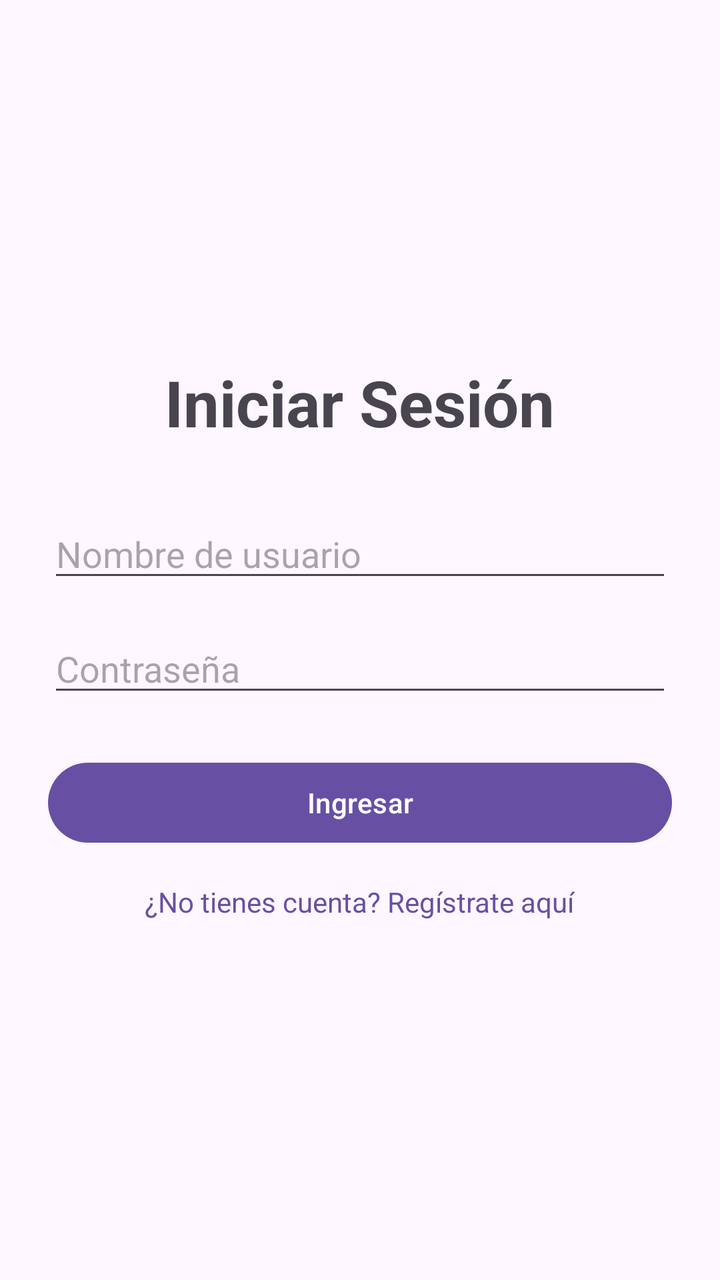
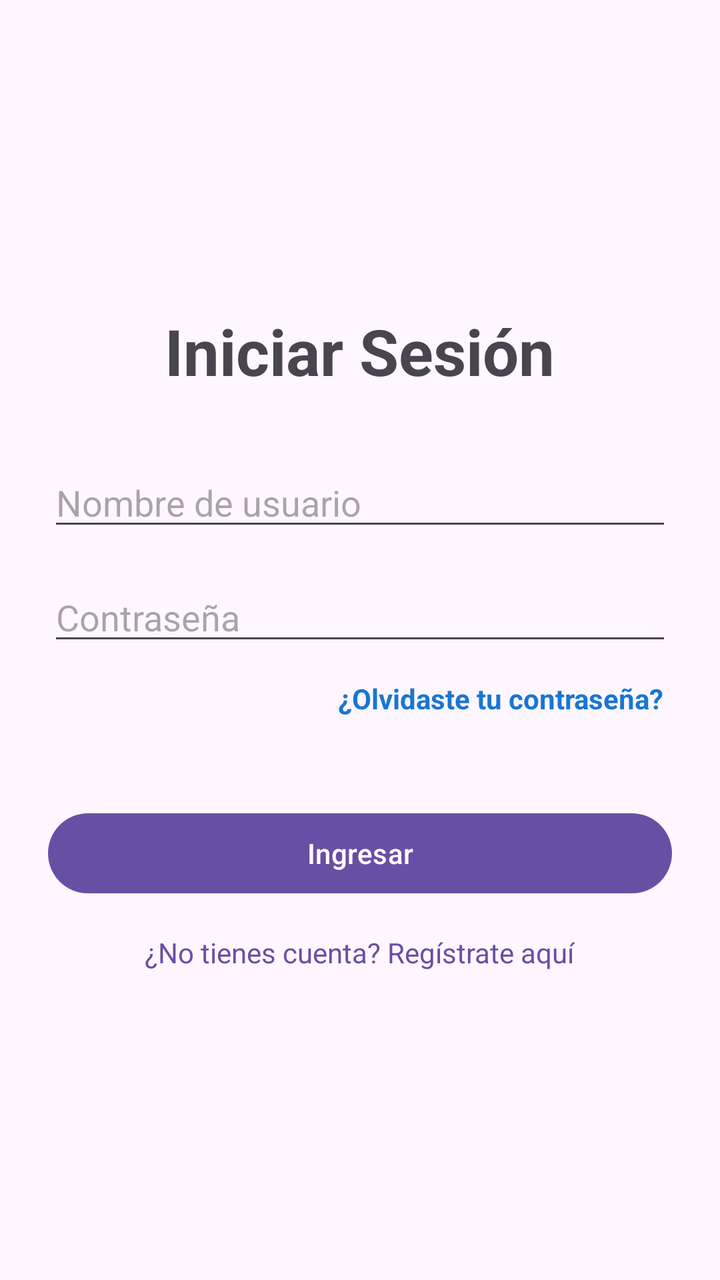

An Android layout rendered at two revisions. The XML below is the earlier revision; the diff shows what the commit changed to produce the second picture.
<!-- AndroidManifest.xml: application theme Theme.MyApplication -->
<!-- res/layout/activity_login.xml -->
<?xml version="1.0" encoding="utf-8"?>
<LinearLayout xmlns:android="http://schemas.android.com/apk/res/android"
    android:layout_width="match_parent"
    android:layout_height="match_parent"
    android:orientation="vertical"
    android:gravity="center"
    android:padding="24dp">

    <TextView
        android:layout_width="wrap_content"
        android:layout_height="wrap_content"
        android:text="Iniciar Sesión"
        android:textSize="32sp"
        android:textStyle="bold"
        android:layout_marginBottom="32dp"/>

    <EditText
        android:id="@+id/edit_text_username_login"
        android:layout_width="match_parent"
        android:layout_height="wrap_content"
        android:hint="Nombre de usuario"
        android:inputType="text"
        android:maxLines="1"/>

    <EditText
        android:id="@+id/edit_text_password_login"
        android:layout_width="match_parent"
        android:layout_height="wrap_content"
        android:layout_marginTop="16dp"
        android:hint="Contraseña"
        android:inputType="textPassword"/>

    <Button
        android:id="@+id/button_login"
        android:layout_width="match_parent"
        android:layout_height="wrap_content"
        android:layout_marginTop="24dp"
        android:text="Ingresar"/>

    <TextView
        android:id="@+id/text_view_crear_cuenta"
        android:layout_width="wrap_content"
        android:layout_height="wrap_content"
        android:layout_marginTop="16dp"
        android:text="¿No tienes cuenta? Regístrate aquí"
        android:textColor="?attr/colorPrimary"
        android:clickable="true"
        android:focusable="true"/>
</LinearLayout>
<!-- resources referenced by this layout -->
<resources>
  <style name="Theme.MyApplication" parent="Base.Theme.MyApplication" />
  <style name="Base.Theme.MyApplication" parent="Theme.Material3.DayNight.NoActionBar">
          
          
      </style>
</resources>

<!-- the commit's change to res/layout/activity_login.xml (unified diff, before → after) -->
@@ -30,6 +30,24 @@
         android:hint="Contraseña"
         android:inputType="textPassword"/>
 
+    
+
+    <TextView
+        android:id="@+id/text_view_olvide_contrasena"
+        android:layout_width="wrap_content"
+        android:layout_height="wrap_content"
+        android:text="¿Olvidaste tu contraseña?"
+        android:textColor="#1976D2"
+        android:layout_gravity="end"
+        android:layout_marginTop="8dp"
+        android:layout_marginBottom="16dp"
+        android:padding="4dp"
+        android:textStyle="bold" />
+
+
+    
+
+
     <Button
         android:id="@+id/button_login"
         android:layout_width="match_parent"
